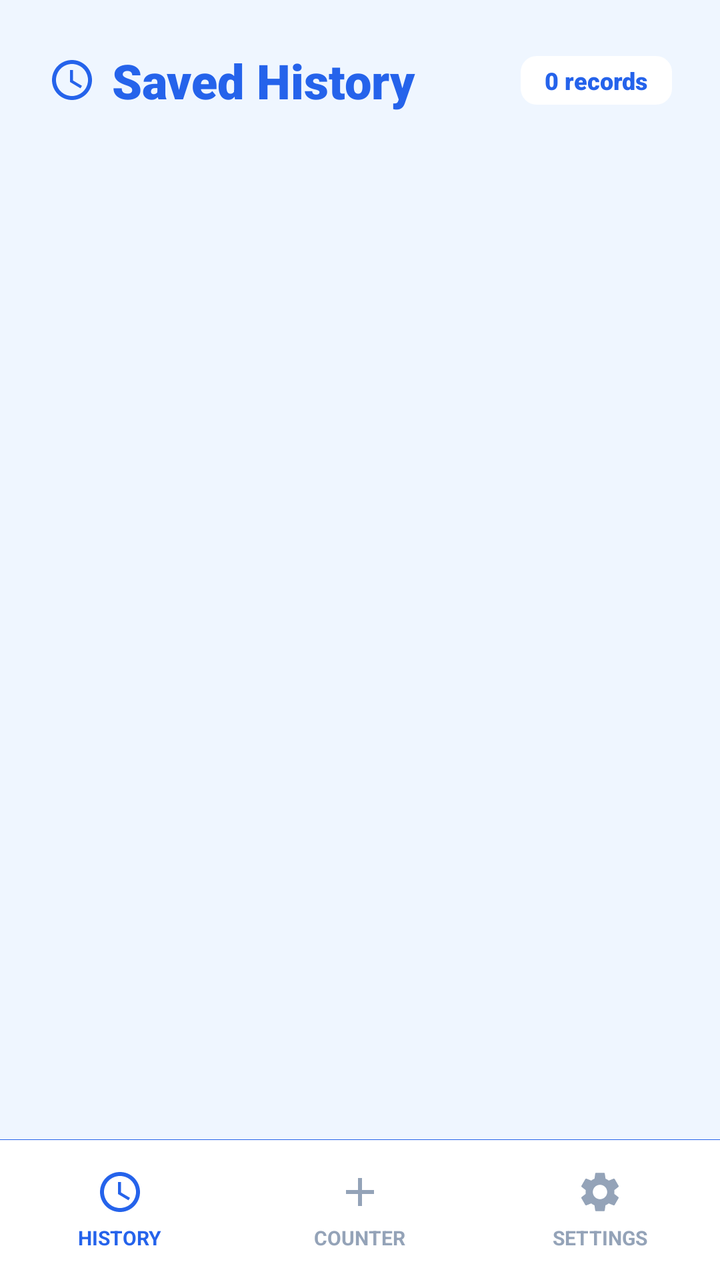
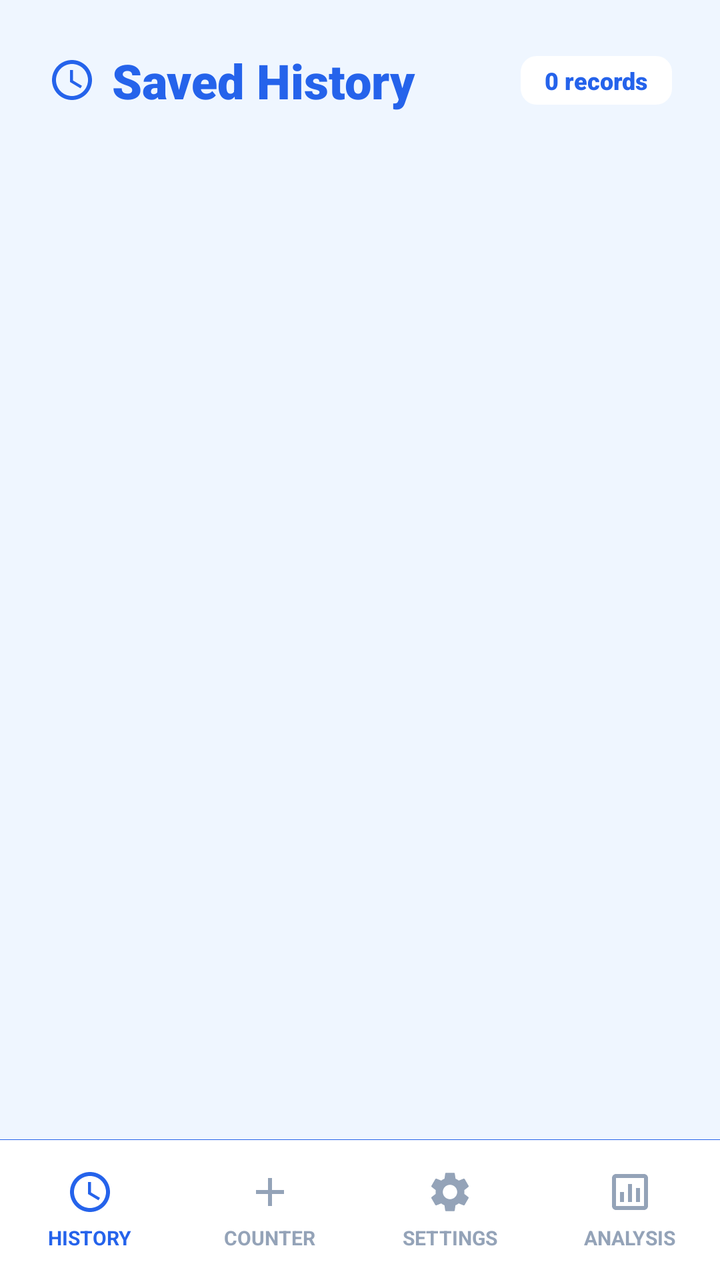

Two renders of the same Android screen: before a commit and after it. Below are the layout's source before the change and the commit's diff.
<!-- AndroidManifest.xml: application theme Theme.SmartTasbeeh -->
<!-- res/layout/activity_saved_counts.xml -->
<?xml version="1.0" encoding="utf-8"?>
<androidx.constraintlayout.widget.ConstraintLayout xmlns:android="http://schemas.android.com/apk/res/android"
    xmlns:app="http://schemas.android.com/apk/res-auto"
    xmlns:tools="http://schemas.android.com/tools"
    android:layout_width="match_parent"
    android:layout_height="match_parent"
    android:background="@color/app_background">

    
    <LinearLayout
        android:id="@+id/headerLayout"
        android:layout_width="match_parent"
        android:layout_height="wrap_content"
        android:orientation="horizontal"
        android:paddingLeft="24dp"
        android:paddingRight="24dp"
        android:paddingTop="24dp"
        android:paddingBottom="10dp"
        android:gravity="center_vertical"
        app:layout_constraintTop_toTopOf="parent">

        <ImageView
            android:layout_width="24dp"
            android:layout_height="24dp"
            android:src="@drawable/ic_clock"
            app:tint="@color/count_text_color"
            android:layout_marginEnd="8dp"/>

        <TextView
            android:layout_width="0dp"
            android:layout_height="wrap_content"
            android:layout_weight="1"
            android:text="Saved History"
            android:textSize="24sp"
            android:fontFamily="sans-serif-black"
            android:textColor="@color/count_text_color" />

        <TextView
            android:id="@+id/recordCountBadge"
            android:layout_width="wrap_content"
            android:layout_height="wrap_content"
            android:background="@drawable/item_bg_shape"
            android:backgroundTint="@color/card_background"
            android:paddingStart="12dp"
            android:paddingEnd="12dp"
            android:paddingTop="4dp"
            android:paddingBottom="4dp"
            android:text="0 records"
            android:fontFamily="sans-serif-black"
            android:textColor="@color/count_text_color"
            android:textSize="12sp"/>

    </LinearLayout>

    
    <androidx.recyclerview.widget.RecyclerView
        android:id="@+id/recyclerView"
        android:layout_width="match_parent"
        android:layout_height="0dp"
        android:clipToPadding="false"
        android:padding="16dp"
        app:layout_constraintTop_toBottomOf="@id/headerLayout"
        app:layout_constraintBottom_toTopOf="@id/bottomNavDivider"
        tools:listitem="@layout/item_saved_count" />

    <TextView
        android:id="@+id/emptyView"
        android:layout_width="wrap_content"
        android:layout_height="wrap_content"
        android:text="No saved counts found"
        android:textColor="@color/text_secondary"
        android:textSize="16sp"
        android:visibility="gone"
        app:layout_constraintBottom_toTopOf="@id/bottomNavDivider"
        app:layout_constraintEnd_toEndOf="parent"
        app:layout_constraintStart_toStartOf="parent"
        app:layout_constraintTop_toBottomOf="@id/headerLayout" />

    
    <View
        android:id="@+id/bottomNavDivider"
        android:layout_width="match_parent"
        android:layout_height="0.1dp"
        android:background="@color/count_text_color"
        app:layout_constraintBottom_toTopOf="@id/bottomNav"/>

    
    <LinearLayout
        android:id="@+id/bottomNav"
        android:layout_width="match_parent"
        android:layout_height="70dp"
        android:background="@color/nav_bg"
        android:orientation="horizontal"
        android:weightSum="3"
        app:layout_constraintBottom_toBottomOf="parent">

        
        <LinearLayout
            android:layout_width="0dp"
            android:layout_height="match_parent"
            android:layout_weight="1"
            android:background="?attr/selectableItemBackground"
            android:clickable="true"
            android:focusable="true"
            android:gravity="center"
            android:orientation="vertical">

            <ImageView
                android:layout_width="24dp"
                android:layout_height="24dp"
                android:src="@drawable/ic_clock"
                app:tint="@color/nav_text_selected" />

            <TextView
                android:layout_width="wrap_content"
                android:layout_height="wrap_content"
                android:layout_marginTop="4dp"
                android:text="HISTORY"
                android:textColor="@color/nav_text_selected"
                android:textSize="10sp"
                android:textStyle="bold" />
        </LinearLayout>

        
        <LinearLayout
            android:id="@+id/btnNavCounter"
            android:layout_width="0dp"
            android:layout_height="match_parent"
            android:layout_weight="1"
            android:orientation="vertical"
            android:gravity="center"
            android:clickable="true"
            android:focusable="true"
            android:background="?attr/selectableItemBackground">
            
            <ImageView
                android:layout_width="24dp"
                android:layout_height="24dp"
                android:src="@drawable/ic_add"
                app:tint="@color/nav_text_unselected"/>
                
            <TextView
                android:layout_width="wrap_content"
                android:layout_height="wrap_content"
                android:text="COUNTER"
                android:textSize="10sp"
                android:textStyle="bold"
                android:layout_marginTop="4dp"
                android:textColor="@color/nav_text_unselected"/>
        </LinearLayout>

        
        <LinearLayout
            android:id="@+id/btnNavSettings"
            android:layout_width="0dp"
            android:layout_height="match_parent"
            android:layout_weight="1"
            android:orientation="vertical"
            android:gravity="center"
            android:clickable="true"
            android:focusable="true"
            android:background="?attr/selectableItemBackground">
            
            <ImageView
                android:layout_width="24dp"
                android:layout_height="24dp"
                android:src="@drawable/ic_settings"
                app:tint="@color/nav_text_unselected"/>
                
            <TextView
                android:layout_width="wrap_content"
                android:layout_height="wrap_content"
                android:text="SETTINGS"
                android:textSize="10sp"
                android:textStyle="bold"
                android:layout_marginTop="4dp"
                android:textColor="@color/nav_text_unselected"/>
        </LinearLayout>

    </LinearLayout>

</androidx.constraintlayout.widget.ConstraintLayout>
<!-- res/layout/item_saved_count.xml (included above) -->
<?xml version="1.0" encoding="utf-8"?>
<com.google.android.material.card.MaterialCardView xmlns:android="http://schemas.android.com/apk/res/android"
    xmlns:app="http://schemas.android.com/apk/res-auto"
    android:id="@+id/cardContainer"
    android:layout_width="match_parent"
    android:layout_height="wrap_content"
    android:layout_marginBottom="16dp"
    android:clickable="true"
    android:focusable="true"
    app:cardCornerRadius="24dp"
    app:cardElevation="0dp"
    app:strokeWidth="1dp"
    app:strokeColor="@color/card_stroke_color"
    app:cardBackgroundColor="@color/card_background">

    <LinearLayout
        android:layout_width="match_parent"
        android:layout_height="wrap_content"
        android:orientation="vertical"
        android:padding="20dp">

        
        <LinearLayout
            android:layout_width="match_parent"
            android:layout_height="wrap_content"
            android:orientation="horizontal">

            
            <LinearLayout
                android:layout_width="0dp"
                android:layout_height="wrap_content"
                android:layout_weight="1"
                android:orientation="vertical">

                <TextView
                    android:id="@+id/tvTitle"
                    android:layout_width="wrap_content"
                    android:layout_height="wrap_content"
                    android:text="Title"
                    android:textColor="@color/text_primary"
                    android:textSize="18sp"
                    android:fontFamily="sans-serif-black"
                    android:layout_marginBottom="8dp" />

                <LinearLayout
                    android:layout_width="wrap_content"
                    android:layout_height="wrap_content"
                    android:orientation="horizontal"
                    android:gravity="center_vertical">
                    
                     <ImageView
                        android:layout_width="14dp"
                        android:layout_height="14dp"
                        android:src="@drawable/ic_clock"
                        app:tint="@color/hint_text"
                        android:layout_marginEnd="4dp"/>
                        
                    <TextView
                        android:id="@+id/tvDate"
                        android:layout_width="wrap_content"
                        android:layout_height="wrap_content"
                        android:text="29-01-2026   12:41"
                        android:textColor="@color/text_secondary"
                        android:textSize="12sp"
                        android:textStyle="bold"/>
                </LinearLayout>

            </LinearLayout>

            
            <LinearLayout
                android:layout_width="wrap_content"
                android:layout_height="wrap_content"
                android:orientation="vertical"
                android:gravity="center_horizontal"
                android:layout_marginStart="16dp">

                <TextView
                    android:id="@+id/tvCount"
                    android:layout_width="wrap_content"
                    android:layout_height="wrap_content"
                    android:text="63"
                    android:textColor="@color/tasbeeh_blue_primary"
                    android:textSize="28sp"
                    android:fontFamily="sans-serif-black"
                    android:includeFontPadding="false"/>

                <TextView
                    android:layout_width="wrap_content"
                    android:layout_height="wrap_content"
                    android:text="TOTAL"
                    android:textColor="@color/text_secondary"
                    android:textSize="10sp"
                    android:textStyle="bold"
                    android:letterSpacing="0.1"/>
            </LinearLayout>

        </LinearLayout>
        
        
        <LinearLayout
             android:layout_width="match_parent"
             android:layout_height="wrap_content"
             android:orientation="horizontal"
             android:layout_marginTop="20dp"
             android:gravity="center_vertical">

             <Button
                 android:id="@+id/btnContinue"
                 android:layout_width="0dp"
                 android:layout_height="48dp"
                 android:layout_weight="1"
                 android:text="RESUME"
                 android:textAllCaps="true"
                 android:textColor="@color/white"
                 android:textSize="14sp"
                 android:textStyle="bold"
                 android:letterSpacing="0.05"
                 android:backgroundTint="@color/tasbeeh_blue_primary"
                 android:insetTop="0dp"
                 android:insetBottom="0dp"
                 android:layout_marginEnd="12dp"
                 app:icon="@drawable/ic_play_circle"
                 app:iconGravity="textStart"
                 app:iconPadding="8dp"
                 app:iconTint="@color/white"
                 app:cornerRadius="12dp"
                 style="@style/Widget.MaterialComponents.Button.UnelevatedButton"/>

             
             <FrameLayout
                 android:id="@+id/btnDelete"
                 android:layout_width="48dp"
                 android:layout_height="48dp"
                 android:background="@drawable/item_bg_shape"
                 android:backgroundTint="@color/icon_btn_bg"
                 android:clickable="true"
                 android:focusable="true">
                 
                 <ImageView
                    android:layout_width="20dp"
                    android:layout_height="20dp"
                    android:layout_gravity="center"
                    android:src="@drawable/ic_delete" 
                    app:tint="@color/delete_text"/>
             </FrameLayout>
        </LinearLayout>

    </LinearLayout>
</com.google.android.material.card.MaterialCardView>
<!-- resources referenced by this layout -->
<resources>
  <color name="app_background">@color/background_light</color>
  <color name="card_background">#FFFFFF</color>
  <color name="card_stroke_color">#DBEAFE</color>
  <color name="count_text_color">#2563EB</color>
  <color name="delete_text">#DC2626</color>
  <color name="hint_text">#94A3B8</color>
  <color name="icon_btn_bg">#EFF6FF</color>
  <color name="nav_bg">#FFFFFF</color>
  <color name="nav_text_selected">#2563EB</color>
  <color name="nav_text_unselected">#94A3B8</color>
  <color name="tasbeeh_blue_primary">#2563EB</color>
  <color name="text_primary">#0F172A</color>
  <color name="text_secondary">#64748B</color>
  <color name="white">#FFFFFFFF</color>
  <!-- drawable ic_add (drawable) -->
  <vector xmlns:android="http://schemas.android.com/apk/res/android"
      android:width="24dp"
      android:height="24dp"
      android:viewportWidth="24"
      android:viewportHeight="24">
      <path
        android:fillColor="@android:color/white"
        android:pathData="M19,13h-6v6h-2v-6H5v-2h6V5h2v6h6v2z"/>
  </vector>
  <!-- drawable ic_clock (drawable) -->
  <vector xmlns:android="http://schemas.android.com/apk/res/android"
      android:width="24dp"
      android:height="24dp"
      android:viewportWidth="24.0"
      android:viewportHeight="24.0">
      <path
          android:fillColor="@android:color/white"
          android:pathData="M11.99,2C6.47,2 2,6.48 2,12s4.47,10 9.99,10C17.52,22 22,17.52 22,12S17.52,2 11.99,2zM12,20c-4.42,0 -8,-3.58 -8,-8s3.58,-8 8,-8 8,3.58 8,8 -3.58,8 -8,8zM12.5,7H11v6l5.25,3.15 0.75,-1.23 -4.5,-2.67z"/>
  </vector>
  <!-- drawable ic_delete (drawable) -->
  <vector xmlns:android="http://schemas.android.com/apk/res/android"
      android:width="24dp"
      android:height="24dp"
      android:viewportWidth="24.0"
      android:viewportHeight="24.0">
      <path
          android:fillColor="@android:color/white"
          android:pathData="M6,19c0,1.1 0.9,2 2,2h8c1.1,0 2,-0.9 2,-2V7H6v12zM19,4h-3.5l-1,-1h-5l-1,1H5v2h14V4z"/>
  </vector>
  <!-- drawable ic_play_circle (drawable) -->
  <vector xmlns:android="http://schemas.android.com/apk/res/android"
      android:width="24dp"
      android:height="24dp"
      android:viewportWidth="24.0"
      android:viewportHeight="24.0">
      <path
          android:fillColor="@android:color/white"
          android:pathData="M12,2C6.48,2 2,6.48 2,12s4.48,10 10,10 10,-4.48 10,-10S17.52,2 12,2zM10,16.5v-9l6,4.5 -6,4.5z"/>
  </vector>
  <!-- drawable item_bg_shape (drawable) -->
  <?xml version="1.0" encoding="utf-8"?>
  <shape xmlns:android="http://schemas.android.com/apk/res/android"
      android:shape="rectangle">
      <solid android:color="@color/card_background" />
      <corners android:radius="8dp"/>
  </shape>
  <style name="Theme.SmartTasbeeh" parent="Base.Theme.SmartTasbeeh" />
  <color name="background_light">#EFF6FF</color>
  <style name="Base.Theme.SmartTasbeeh" parent="Theme.Material3.DayNight.NoActionBar">
          <item name="colorPrimary">@color/tasbeeh_blue_primary</item>
          <item name="colorPrimaryVariant">@color/tasbeeh_blue_dark</item>
          <item name="colorOnPrimary">@color/white</item>
  
          <item name="android:statusBarColor">@color/tasbeeh_blue_dark</item>
          <item name="android:windowLightStatusBar">false</item>
  
          <item name="android:windowBackground">@color/background_light</item>
          <item name="android:textColor">@color/text_primary</item>
      </style>
  <color name="tasbeeh_blue_dark">#1E3A8A</color>
  <!-- unchanged entries left out for length: 1 -->
</resources>

<!-- the commit's change to res/layout/activity_saved_counts.xml (unified diff, before → after) -->
@@ -91,7 +91,8 @@
         android:layout_height="70dp"
         android:background="@color/nav_bg"
         android:orientation="horizontal"
-        android:weightSum="3"
+        android:weightSum="4"
+        android:baselineAligned="false"
         app:layout_constraintBottom_toBottomOf="parent">
 
         
@@ -175,6 +176,32 @@
                 android:textStyle="bold"
                 android:layout_marginTop="4dp"
                 android:textColor="@color/nav_text_unselected"/>
+        </LinearLayout>
+        
+        
+        <LinearLayout
+            android:id="@+id/btnNavAnalysis"
+            android:layout_width="0dp"
+            android:layout_height="match_parent"
+            android:layout_weight="1"
+            android:orientation="vertical"
+            android:gravity="center"
+            android:clickable="true"
+            android:focusable="true"
+            android:background="?attr/selectableItemBackground">
+            <ImageView
+                android:layout_width="24dp"
+                android:layout_height="24dp"
+                android:src="@drawable/ic_analysis"
+                app:tint="@color/nav_text_unselected"/>
+            <TextView
+                android:layout_width="wrap_content"
+                android:layout_height="wrap_content"
+                android:text="ANALYSIS"
+                android:textSize="10sp"
+                android:textStyle="bold"
+                android:textColor="@color/nav_text_unselected"
+                android:layout_marginTop="4dp"/>
         </LinearLayout>
 
     </LinearLayout>
<!-- resource entries referenced after the edit -->
@@ -23,6 +23,16 @@
       <path
         android:fillColor="@android:color/white"
         android:pathData="M19,13h-6v6h-2v-6H5v-2h6V5h2v6h6v2z"/>
+  </vector>
+  <!-- drawable ic_analysis (drawable) -->
+  <vector xmlns:android="http://schemas.android.com/apk/res/android"
+      android:width="24dp"
+      android:height="24dp"
+      android:viewportWidth="24"
+      android:viewportHeight="24">
+    <path
+        android:fillColor="#FF000000"
+        android:pathData="M19,3H5C3.9,3 3,3.9 3,5v14c0,1.1 0.9,2 2,2h14c1.1,0 2,-0.9 2,-2V5C21,3.9 20.1,3 19,3zM19,19H5V5h14V19zM7,12h2v5H7V12zM11,8h2v9h-2V8zM15,10h2v7h-2V10z"/>
   </vector>
   <!-- drawable ic_clock (drawable) -->
   <vector xmlns:android="http://schemas.android.com/apk/res/android"
